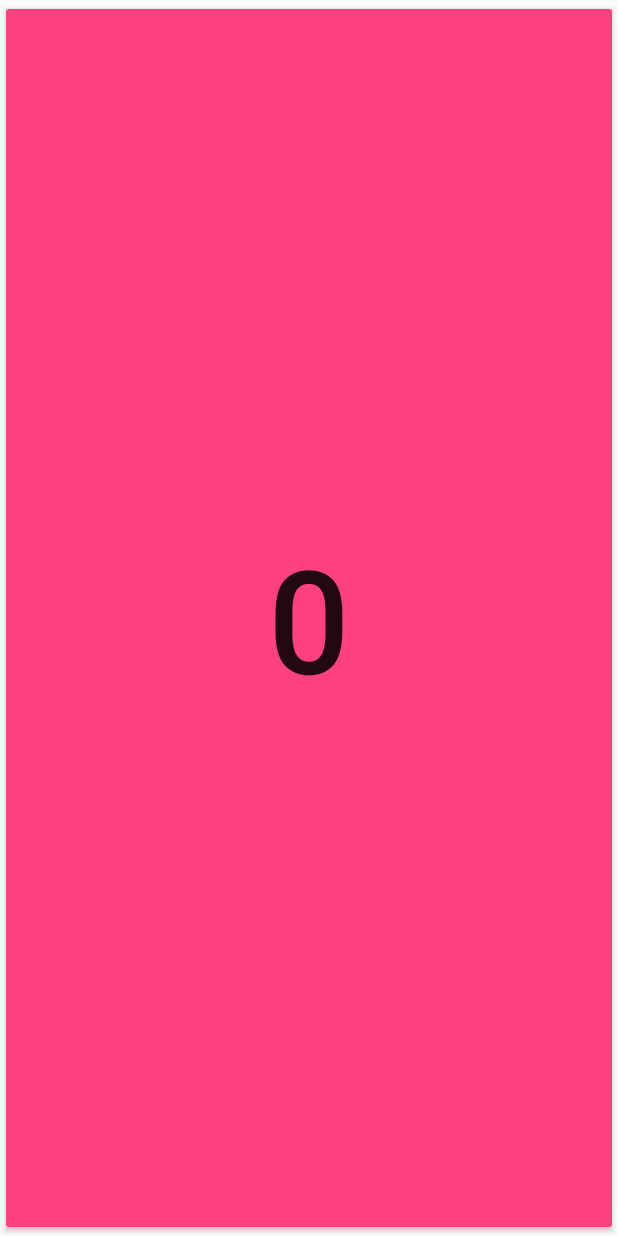
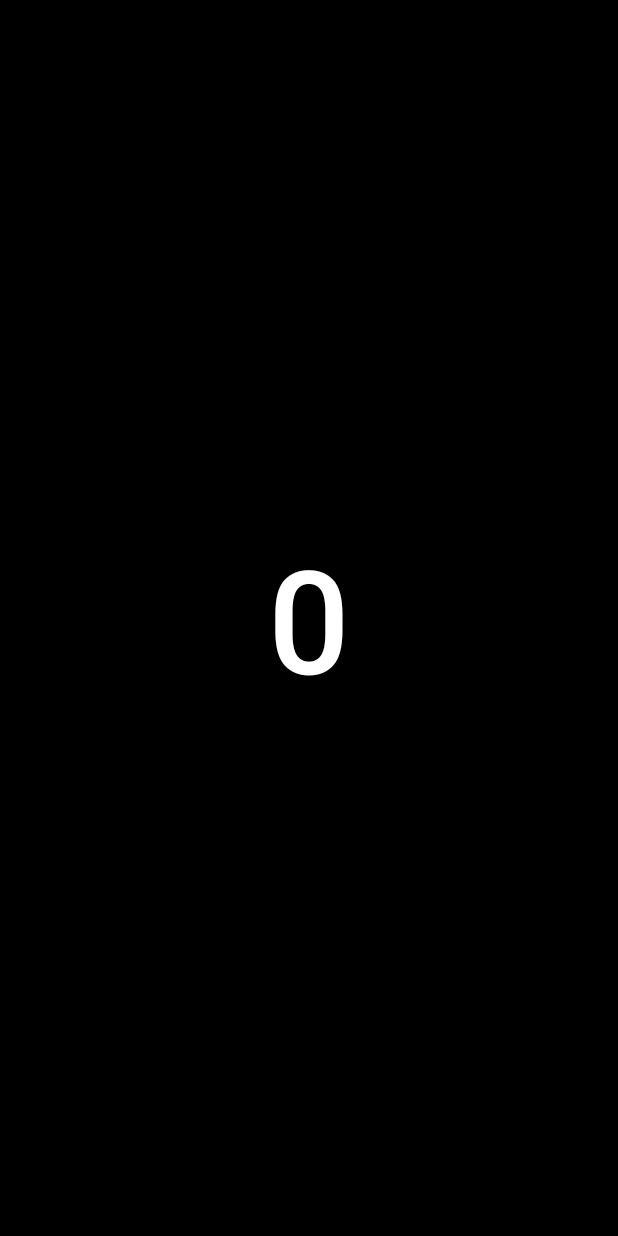
Before and after one commit to supercoffee/pushup-counter, an Android app: the layout activity_main.xml on its own in the app's theme, with its tools: preview values and no code run, on a phone screen of 412 x 824 dp. Run offline under Robolectric (Android 15) with nearby library versions, the light colour scheme and no system bars.

Commit message:
change button color when touched

```diff
--- a/app/build.gradle
+++ b/app/build.gradle
@@ -30,4 +30,5 @@ dependencies {
     compile 'com.android.support:appcompat-v7:25.3.1'
     testCompile 'junit:junit:4.12'
     compile 'com.android.support.constraint:constraint-layout:1.0.2'
+    compile 'com.android.support:palette-v7:25.3.1'
 }
--- /dev/null
+++ b/app/src/main/java/com/bendaschel/pushupcounter/functions.kt
@@ -0,0 +1,3 @@
+package com.bendaschel.pushupcounter
+
+fun square(a: Int) = a * a
--- a/app/src/main/res/layout/activity_main.xml
+++ b/app/src/main/res/layout/activity_main.xml
@@ -9,8 +9,9 @@
         android:id="@+id/btn_count"
         android:layout_width="match_parent"
         android:layout_height="match_parent"
-        android:backgroundTint="@color/colorAccent"
+        android:background="@android:color/black"
         android:text="@string/initial_count"
-        android:textSize="96sp" />
+        android:textSize="96sp"
+        android:textColor="@android:color/white"/>
 
 </android.support.constraint.ConstraintLayout>
```
Also changed, not shown: app/src/main/java/com/bendaschel/pushupcounter/Counter.kt (deleted, +0 -16 lines), app/src/main/java/com/bendaschel/pushupcounter/MainActivity.kt (+17 -2 lines).
